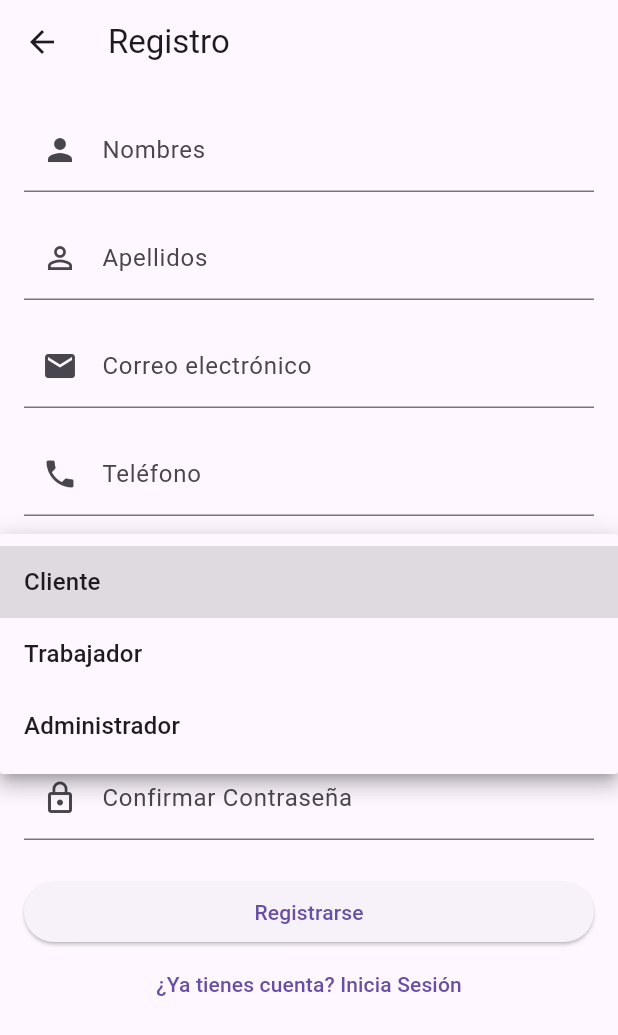
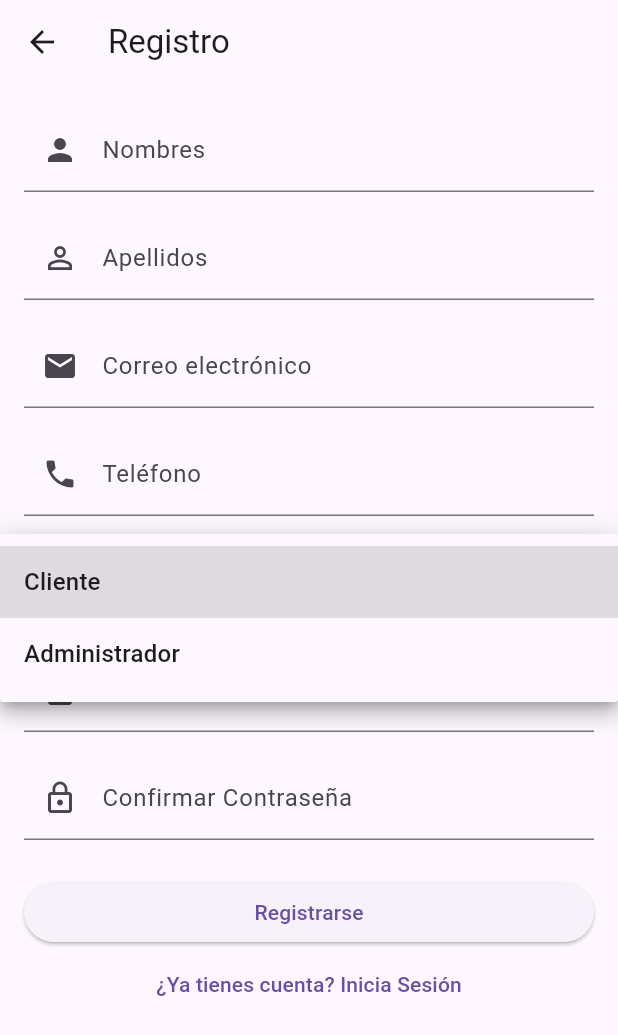
Before and after one commit to JoseMPino/MiCitaFront-Flutter, a Flutter app: the RegisterPage screen opened by its route, after a tap on "Cliente", on a phone screen of 412 x 824 dp. Shown: the top 1035 px of the screen. Run offline on Flutter 3.47's test engine with Material 3 defaults, Android fonts, the phone set to English and light mode, and no system bars; our stand-ins replace bloc, dio, equatable, flutter_bloc, get_it, shared_preferences; accounts and stored records are empty.

Commit message:
Jp-Ajuste roles Registro User

```diff
--- a/lib/presentation/pages/auth/register/register_form.dart
+++ b/lib/presentation/pages/auth/register/register_form.dart
@@ -149,10 +149,6 @@ class _RegisterFormState extends State<RegisterForm> {
                   items: const [
                     DropdownMenuItem(value: 'cliente', child: Text('Cliente')),
                     DropdownMenuItem(
-                      value: 'trabajador',
-                      child: Text('Trabajador'),
-                    ),
-                    DropdownMenuItem(
                       value: 'administrador',
                       child: Text('Administrador'),
                     ),
```
